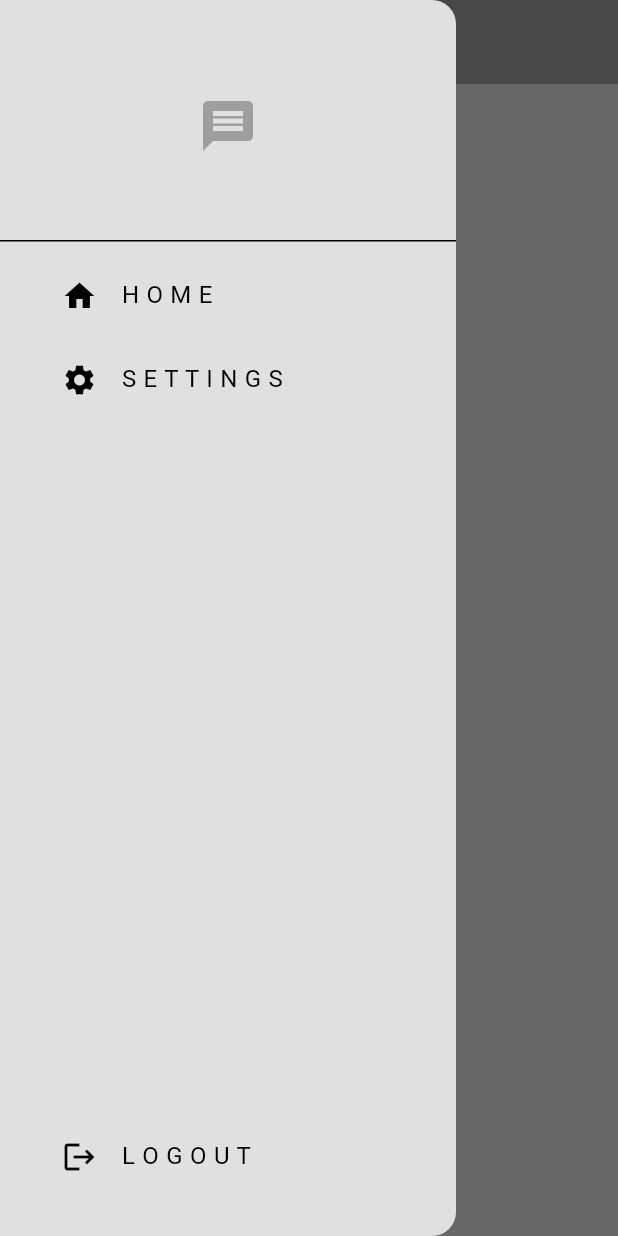
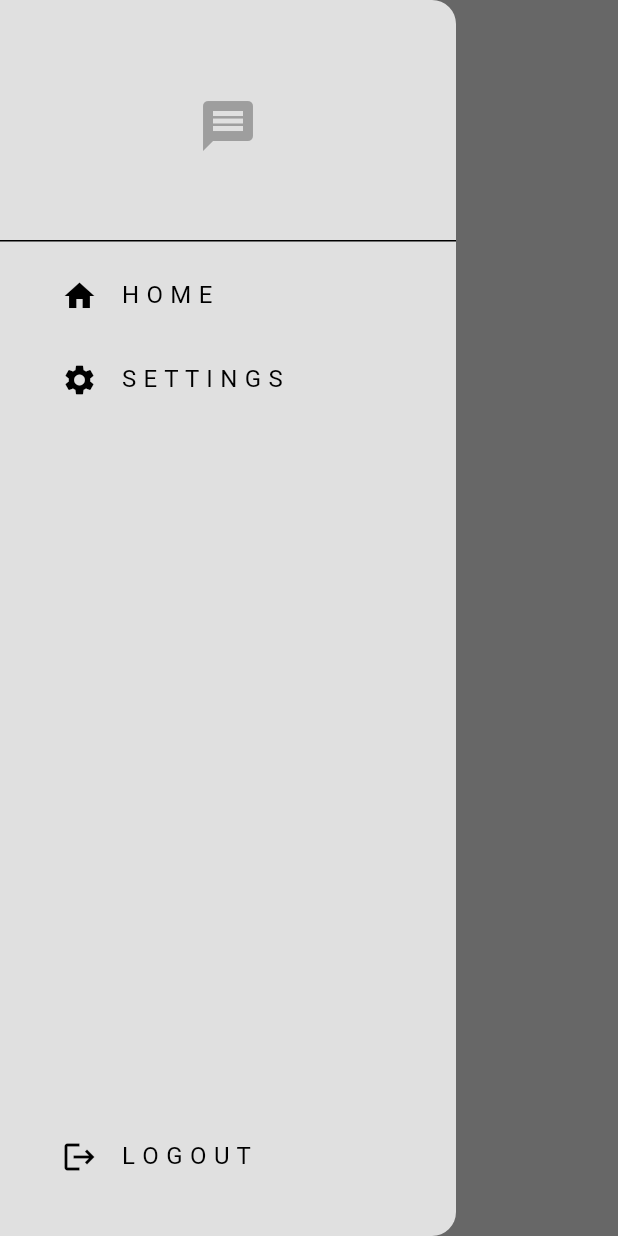
Before and after one commit to sudatra/flutter-chat, a Flutter app: the screen it shows once a user with an empty profile is signed in, with the side drawer open, on a phone screen of 412 x 824 dp. Run offline on Flutter 3.47's test engine with Material 3 defaults, Android fonts, the phone set to English and light mode, and no system bars; our stand-ins replace cloud_firestore, firebase_auth, firebase_core; accounts and stored records are empty.

Commit message:
added theme provider for light and dark mode

```diff
--- a/lib/main.dart
+++ b/lib/main.dart
@@ -2,12 +2,18 @@ import 'package:firebase_core/firebase_core.dart';
 import 'package:flutter/material.dart';
 import 'package:flutter_chat/services/auth/auth_gate.dart';
 import 'package:flutter_chat/firebase_options.dart';
-import 'package:flutter_chat/themes/light_mode.dart';
+import 'package:flutter_chat/themes/theme_provider.dart';
+import 'package:provider/provider.dart';
 void main() async {
   WidgetsFlutterBinding.ensureInitialized();
 
   await Firebase.initializeApp(options: DefaultFirebaseOptions.currentPlatform);
-  runApp(const MainApp());
+  runApp(
+    ChangeNotifierProvider(
+      create: (context) => ThemeProvider(),
+      child: const MainApp(),
+    )
+  );
 }
 class MainApp extends StatelessWidget {
   const MainApp({ super.key });
@@ -17,7 +23,7 @@ class MainApp extends StatelessWidget {
     return MaterialApp(
       debugShowCheckedModeBanner: true,
       home: AuthGate(),
-      theme: lightMode,
+      theme: Provider.of<ThemeProvider>(context).themeData,
     );
   }
 }
--- a/lib/pages/home_page.dart
+++ b/lib/pages/home_page.dart
@@ -14,11 +14,13 @@ class HomePage extends StatelessWidget {
   @override
   Widget build(BuildContext context) {
     return Scaffold(
+      backgroundColor: Theme.of(context).colorScheme.surface,
       appBar: AppBar(
         title: Center(
           child: Text("Home", textAlign: TextAlign.center)
         ),
-        backgroundColor: Theme.of(context).colorScheme.primary
+        backgroundColor: Colors.transparent,
+        foregroundColor: Colors.grey,
       ),
       drawer: CustomDrawer(),
       body: _buildUserList(),
--- a/lib/pages/settings_page.dart
+++ b/lib/pages/settings_page.dart
@@ -6,11 +6,13 @@ class SettingsPage extends StatelessWidget {
   @override
   Widget build(BuildContext context) {
     return Scaffold(
+      backgroundColor: Theme.of(context).colorScheme.surface,
       appBar: AppBar(
-        backgroundColor: Theme.of(context).colorScheme.primary,
         title: Center(
           child: Text("Settings", textAlign: TextAlign.center)
         ),
+        backgroundColor: Colors.transparent,
+        foregroundColor: Colors.grey,
       ),
     );
   }
--- a/lib/themes/dark_mode.dart
+++ b/lib/themes/dark_mode.dart
@@ -0,0 +1,11 @@
+import 'package:flutter/material.dart';
+
+ThemeData darkMode = ThemeData(
+  colorScheme: ColorScheme.dark(
+    surface: Colors.grey.shade900,
+    primary: Colors.grey.shade600,
+    secondary: Colors.grey.shade700,
+    tertiary: Colors.grey.shade800,
+    inversePrimary: Colors.grey.shade300
+  )
+);
--- /dev/null
+++ b/lib/themes/theme_provider.dart
@@ -0,0 +1,24 @@
+import 'package:flutter/material.dart';
+import 'package:flutter_chat/themes/dark_mode.dart';
+import 'package:flutter_chat/themes/light_mode.dart';
+
+class ThemeProvider extends ChangeNotifier {
+  ThemeData _themeData = lightMode;
+
+  ThemeData get themeData => _themeData;
+  bool get isDarkMode => _themeData == darkMode;
+
+  set themeData(ThemeData themeData) {
+    _themeData = themeData;
+    notifyListeners();
+  }
+
+  void toggleTheme() {
+    if(_themeData == lightMode) {
+      themeData = darkMode;
+    }
+    else {
+      themeData = lightMode;
+    }
+  }
+}
--- a/pubspec.yaml
+++ b/pubspec.yaml
@@ -12,6 +12,7 @@ dependencies:
   firebase_core: ^3.13.1
   firebase_auth: ^5.5.4
   cloud_firestore: ^5.6.8
+  provider: ^6.1.5
 
 dev_dependencies:
   flutter_test:
```
Also changed, not shown: lib/components/chat_bubble.dart (added, +28 -0 lines), lib/pages/chat_page.dart (+21 -4 lines), pubspec.lock.
